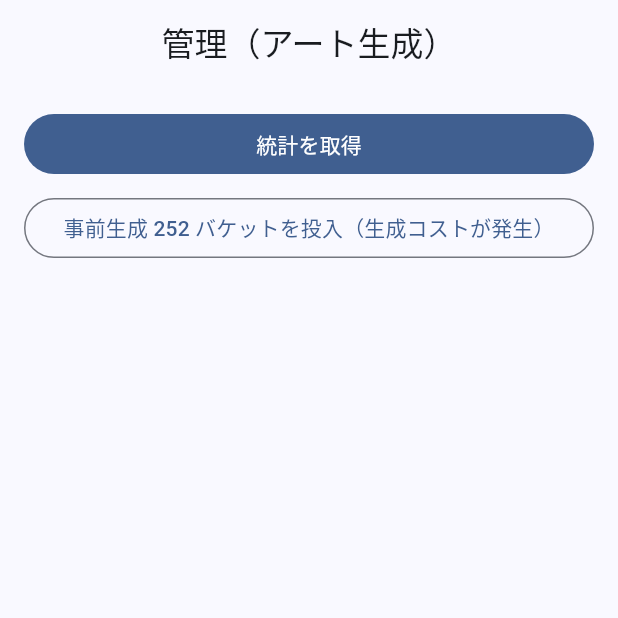
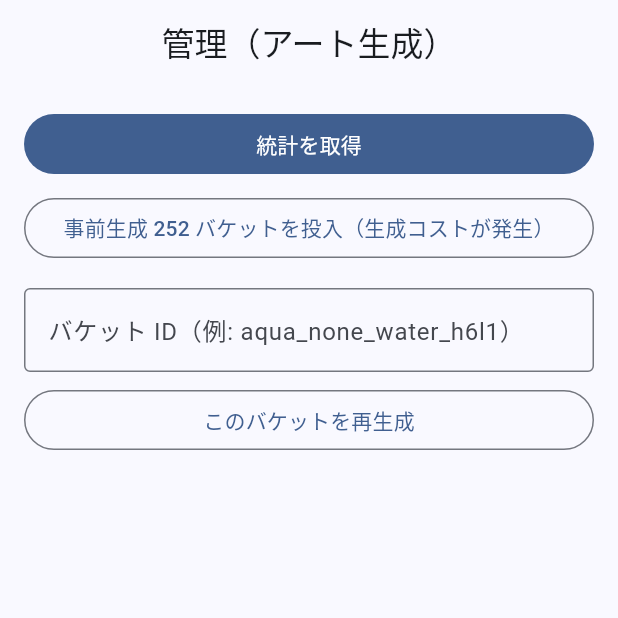
Before and after one commit to shingsummer/SnapMon, a Flutter app: the AdminScreen screen opened by its route, on a phone screen of 412 x 824 dp, the top half of it. Run offline on Flutter 3.47's test engine with Material 3 defaults, Android fonts, the phone set to English and light mode, and no system bars; our stand-ins replace camera, cloud_firestore, cloud_functions, firebase_auth, firebase_core, firebase_storage and 6 more; missing offline and left inert: firebase_app_check, google_mlkit_face_detection, health; accounts and stored records are empty.

Commit message:
art: プロンプトを肯定表現に（安全フィルタ対策）、moderation low、失敗時の再生成ボタン（詳細・誕生・管理画面）
本番で OpenAI 生成 → Storage → アプリ表示まで確認（enigma/neutral、約 0.04 USD）。

Co-Authored-By: Claude Fable 5.1 <noreply@anthropic.com>

```diff
--- a/app/lib/features/admin/admin_screen.dart
+++ b/app/lib/features/admin/admin_screen.dart
@@ -15,6 +15,7 @@ class AdminScreen extends ConsumerStatefulWidget {
 
 class _AdminScreenState extends ConsumerState<AdminScreen> {
   Map<String, dynamic>? _stats;
+  final _bucketCtrl = TextEditingController();
   String? _message;
   bool _busy = false;
 
@@ -55,6 +56,13 @@ class _AdminScreenState extends ConsumerState<AdminScreen> {
             child: const Text('事前生成 252 バケットを投入（生成コストが発生）'),
           ),
           const SizedBox(height: 16),
+          TextField(controller: _bucketCtrl, decoration: const InputDecoration(border: OutlineInputBorder(), labelText: 'バケット ID（例: aqua_none_water_h6l1）')),
+          const SizedBox(height: 8),
+          OutlinedButton(
+            onPressed: _busy ? null : () => _call('retryArtBucket', {'bucketId': _bucketCtrl.text.trim()}),
+            child: const Text('このバケットを再生成'),
+          ),
+          const SizedBox(height: 16),
           if (_busy) const Center(child: CircularProgressIndicator()),
           if (_message != null) Text(_message!),
           if (s != null) ...[
--- a/app/lib/features/monster/detail_screen.dart
+++ b/app/lib/features/monster/detail_screen.dart
@@ -52,7 +52,7 @@ class MonsterDetailScreen extends ConsumerWidget {
           return ListView(
             padding: const EdgeInsets.all(16),
             children: [
-              Center(child: MonsterArt(monster: m, size: 180)),
+              Center(child: MonsterArt(monster: m, size: 180, showPendingBadge: true)),
               const SizedBox(height: 8),
               Center(
                 child: Wrap(
```
Also changed, not shown: app/lib/features/monster/monster_art.dart (+18 -1 lines), app/lib/features/monster/monster_repository.dart (+7 -0 lines), 4 other files.
